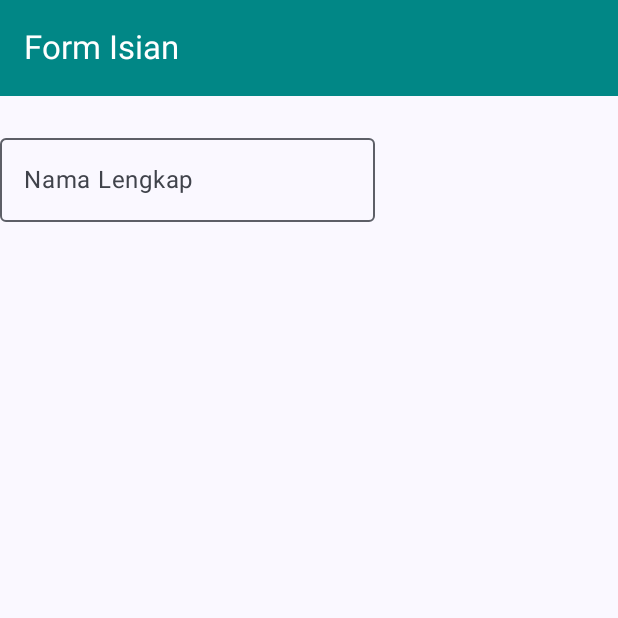
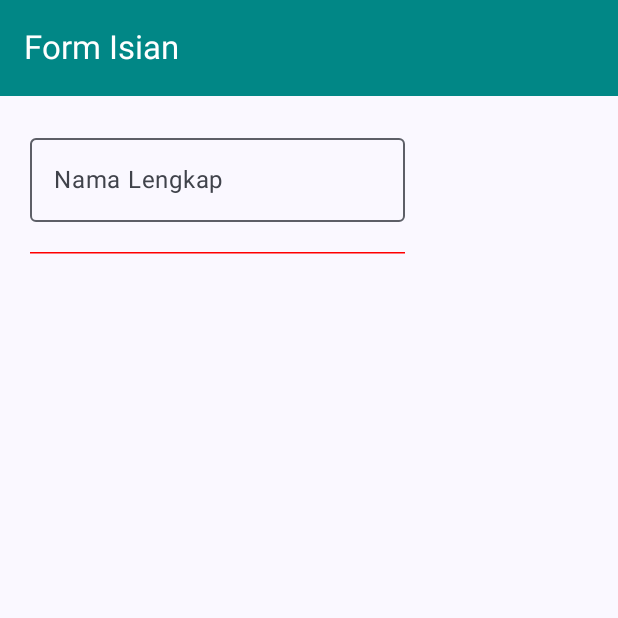
Before and after one commit to nisrinasals/QuestNavigasiUI_054, an Android app built with Jetpack Compose: the composable FormIsian shown on its own in the app's theme, on a phone screen of 412 x 824 dp, the top half of it. Run offline under Robolectric (Android 15) with nearby library versions, the phone set to English and light mode, and no system bars.

Commit message:
membuat divider

```diff
--- a/app/src/main/java/com/example/questnavigasiui/view/Formulir.kt
+++ b/app/src/main/java/com/example/questnavigasiui/view/Formulir.kt
@@ -52,6 +52,9 @@ fun FormIsian(
                 label = {Text(text= "Nama Lengkap")},
                 onValueChange = {},
             )
+            HorizontalDivider(modifier = Modifier
+                .padding(20.dp)
+                .width(250.dp), thickness = Thickness, color= Color.Red)
 
         }
     }
```
